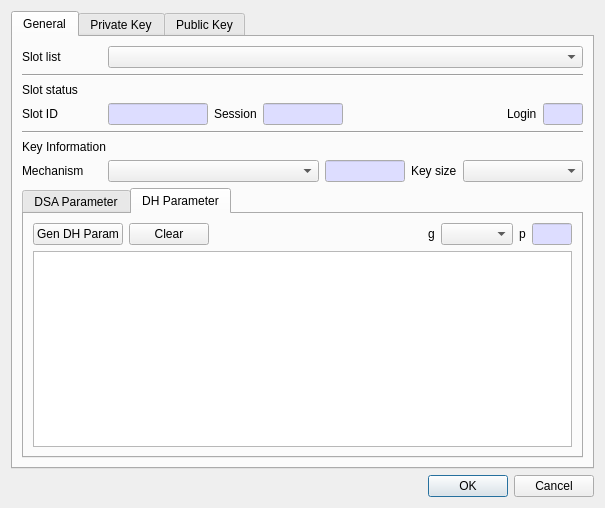
First picture: the form in CryptokiMan/gen_key_pair_dlg.ui, repository jykim74/CryptokiMan, before the edit.
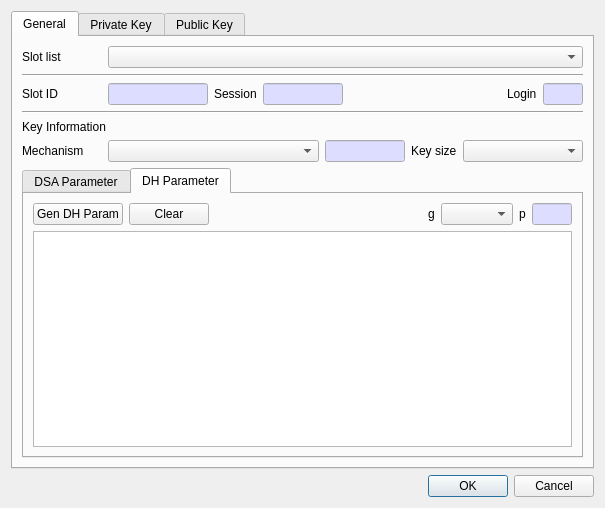
Second picture: the form after the edit. The open tabs and pages were chosen to show the change.

What changed in the file:
```diff
--- a/CryptokiMan/gen_key_pair_dlg.ui
+++ b/CryptokiMan/gen_key_pair_dlg.ui
@@ -67,13 +67,6 @@
          </property>
         </widget>
        </item>
-       <item>
-        <widget class="QLabel" name="label_2">
-         <property name="text">
-          <string>Slot status</string>
-         </property>
-        </widget>
-       </item>
        <item>
         <layout class="QGridLayout" name="gridLayout_4">
          <property name="topMargin">
```
Left out of the diff: 2 changed lines with no effect on the pictures.
